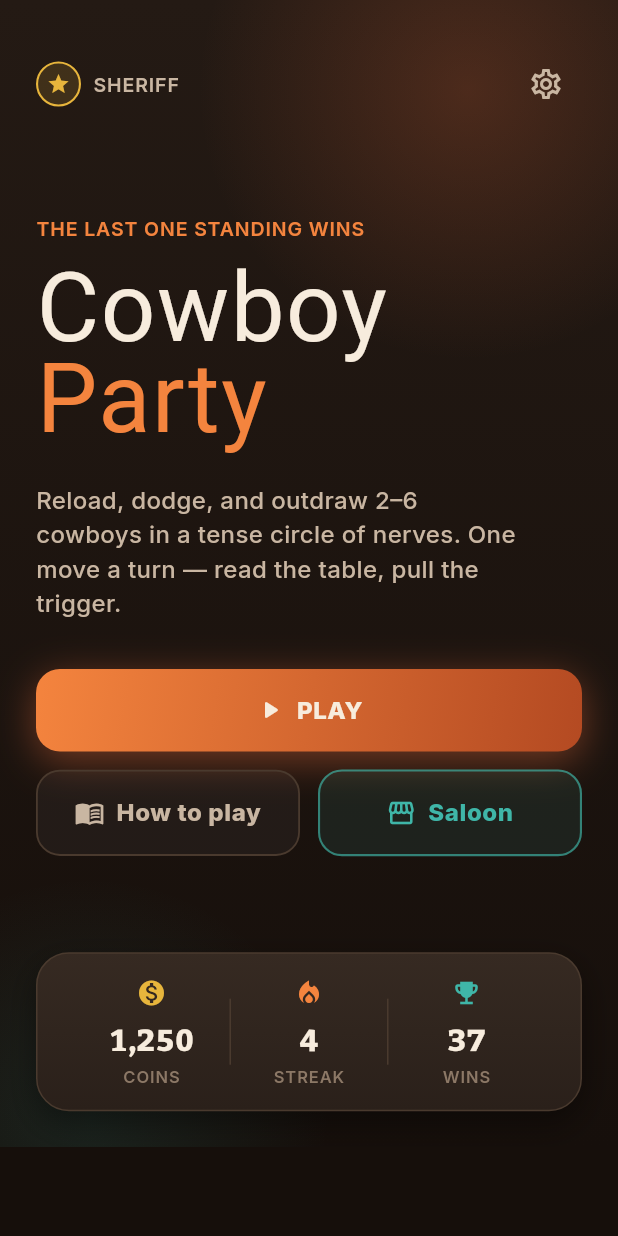
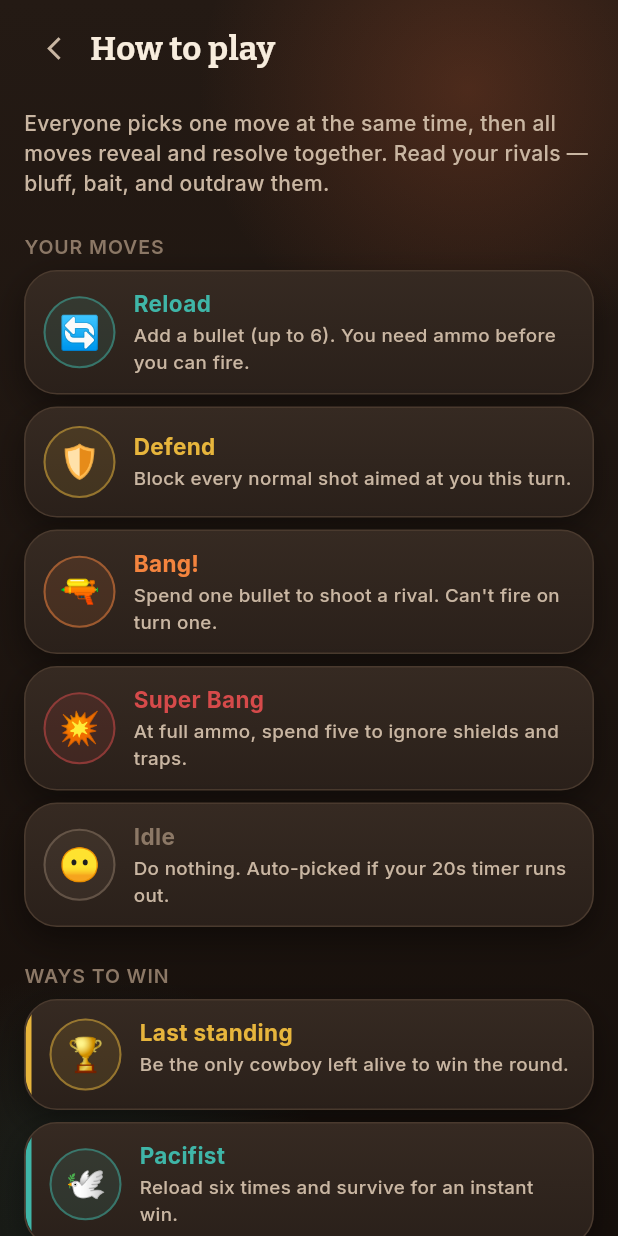
Before and after one commit to doonghwi/cowboy-redesign, a Flutter app: the screen it shows after launch, after a tap on "How to play", on a phone screen of 412 x 824 dp. Run offline on Flutter 3.47's test engine with Material 3 defaults, Android fonts, the phone set to English and light mode, and no system bars; our stand-ins replace google_fonts; network calls fail; Roboto replaces fonts that are missing (Rye).

Commit message:
Cycle 6: How to play guide + full home navigation
- HowToPlayScreen: core moves + win conditions, Desert Dusk cards
- Home 'How to play' button wired; /howto route added
- All home buttons now navigate (PLAY/Saloon/How to play/coin strip)
- analyze 0, 6 tests pass, web verified (shots/howto_phone.png)

```diff
--- a/lib/main.dart
+++ b/lib/main.dart
@@ -4,6 +4,7 @@ import 'dailyapp_stats.dart';
 import 'design/theme.dart';
 import 'screens/game_table_screen.dart';
 import 'screens/home_screen.dart';
+import 'screens/how_to_play_screen.dart';
 import 'screens/ranking_screen.dart';
 import 'screens/result_screen.dart';
 import 'screens/saloon_screen.dart';
@@ -38,6 +39,7 @@ class CowboyRedesignApp extends StatelessWidget {
         '/saloon': (_) => const SaloonScreen(),
         '/ranking': (_) => const RankingScreen(),
         '/result': (_) => const ResultScreen(),
+        '/howto': (_) => const HowToPlayScreen(),
       },
     );
   }
--- a/lib/screens/home_screen.dart
+++ b/lib/screens/home_screen.dart
@@ -4,6 +4,7 @@ import '../design/components.dart';
 import '../design/theme.dart';
 import '../design/tokens.dart';
 import 'game_table_screen.dart';
+import 'how_to_play_screen.dart';
 import 'ranking_screen.dart';
 import 'saloon_screen.dart';
 
@@ -138,7 +139,9 @@ class _SecondaryRow extends StatelessWidget {
             kind: CButtonKind.ghost,
             icon: Icons.menu_book_outlined,
             expand: true,
-            onPressed: () {},
+            onPressed: () => Navigator.of(context).push(
+              MaterialPageRoute(builder: (_) => const HowToPlayScreen()),
+            ),
           ),
         ),
         const SizedBox(width: CSpace.sm),
--- /dev/null
+++ b/lib/screens/how_to_play_screen.dart
@@ -0,0 +1,136 @@
+import 'package:flutter/material.dart';
+
+import '../design/components.dart';
+import '../design/theme.dart';
+import '../design/tokens.dart';
+
+/// How to play — a calm, scannable guide to the core moves and win conditions,
+/// drawn in the Desert Dusk style. Static content; no game state.
+class HowToPlayScreen extends StatelessWidget {
+  const HowToPlayScreen({super.key});
+
+  static const _moves = <_Move>[
+    _Move('🔄', 'Reload', 'Add a bullet (up to 6). You need ammo before you can fire.', CColors.accent),
+    _Move('🛡️', 'Defend', 'Block every normal shot aimed at you this turn.', CColors.gold),
+    _Move('🔫', 'Bang!', 'Spend one bullet to shoot a rival. Can\'t fire on turn one.', CColors.primaryBright),
+    _Move('💥', 'Super Bang', 'At full ammo, spend five to ignore shields and traps.', CColors.danger),
+    _Move('😶', 'Idle', 'Do nothing. Auto-picked if your 20s timer runs out.', CColors.textLow),
+  ];
+
+  static const _wins = <_Move>[
+    _Move('🏆', 'Last standing', 'Be the only cowboy left alive to win the round.', CColors.gold),
+    _Move('🕊️', 'Pacifist', 'Reload six times and survive for an instant win.', CColors.accent),
+    _Move('🤺', 'Duelist', 'Reach a two-player showdown and you win the draw.', CColors.primaryBright),
+  ];
+
+  @override
+  Widget build(BuildContext context) {
+    return Scaffold(
+      body: DuskBackground(
+        child: SafeArea(
+          child: Column(
+            children: [
+              _Header(),
+              Expanded(
+                child: SingleChildScrollView(
+                  padding: const EdgeInsets.fromLTRB(CSpace.md, 0, CSpace.md, CSpace.lg),
+                  child: Center(
+                    child: ConstrainedBox(
+                      constraints: const BoxConstraints(maxWidth: 520),
+                      child: Column(
+                        crossAxisAlignment: CrossAxisAlignment.stretch,
+                        children: [
+                          const SizedBox(height: CSpace.xs),
+                          Text(
+                            'Everyone picks one move at the same time, then all moves reveal and resolve together. Read your rivals — bluff, bait, and outdraw them.',
+                            style: CType.body(size: 14),
+                          ),
+                          const SizedBox(height: CSpace.lg),
+                          const SectionLabel('Your moves'),
+                          const SizedBox(height: CSpace.xs),
+                          for (final m in _moves) _MoveCard(move: m),
+                          const SizedBox(height: CSpace.md),
+                          const SectionLabel('Ways to win'),
+                          const SizedBox(height: CSpace.xs),
+                          for (final m in _wins) _MoveCard(move: m, accentStripe: true),
+                        ],
+                      ),
+                    ),
+                  ),
+                ),
+              ),
+            ],
+          ),
+        ),
+      ),
+    );
+  }
+}
+
+class _Move {
+  const _Move(this.emoji, this.title, this.body, this.color);
+  final String emoji;
+  final String title;
+  final String body;
+  final Color color;
+}
+
+class _Header extends StatelessWidget {
+  @override
+  Widget build(BuildContext context) {
+    return Padding(
+      padding: const EdgeInsets.fromLTRB(CSpace.sm, CSpace.xs, CSpace.md, CSpace.xs),
+      child: Row(
+        children: [
+          IconButton(
+            onPressed: () => Navigator.of(context).maybePop(),
+            icon: const Icon(Icons.arrow_back_ios_new, color: CColors.textMid, size: 18),
+          ),
+          Text('How to play', style: CType.heading(size: 22)),
+        ],
+      ),
+    );
+  }
+}
+
+class _MoveCard extends StatelessWidget {
+  const _MoveCard({required this.move, this.accentStripe = false});
+  final _Move move;
+  final bool accentStripe;
+  @override
+  Widget build(BuildContext context) {
+    return Padding(
+      padding: const EdgeInsets.only(bottom: CSpace.xs),
+      child: CowboyCard(
+        padding: const EdgeInsets.all(CSpace.sm),
+        accent: accentStripe ? move.color : null,
+        child: Row(
+          children: [
+            Container(
+              width: 48,
+              height: 48,
+              alignment: Alignment.center,
+              decoration: BoxDecoration(
+                shape: BoxShape.circle,
+                color: move.color.withValues(alpha: 0.12),
+                border: Border.all(color: move.color.withValues(alpha: 0.5), width: 1.4),
+              ),
+              child: Text(move.emoji, style: const TextStyle(fontSize: 22)),
+            ),
+            const SizedBox(width: CSpace.sm),
+            Expanded(
+              child: Column(
+                crossAxisAlignment: CrossAxisAlignment.start,
+                children: [
+                  Text(move.title, style: CType.title(size: 15, color: move.color)),
+                  const SizedBox(height: 2),
+                  Text(move.body, style: CType.body(size: 12.5, color: CColors.textMid)),
+                ],
+              ),
+            ),
+          ],
+        ),
+      ),
+    );
+  }
+}
```
Also changed, not shown: shots/howto_phone.png (added), 2 other files.
